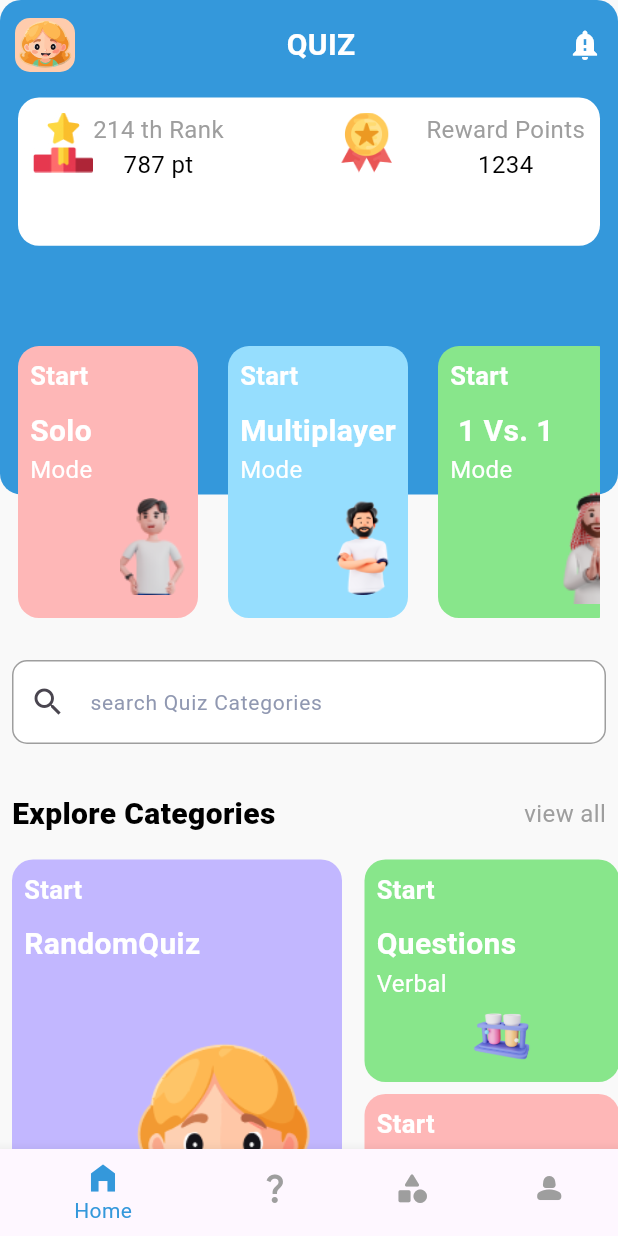
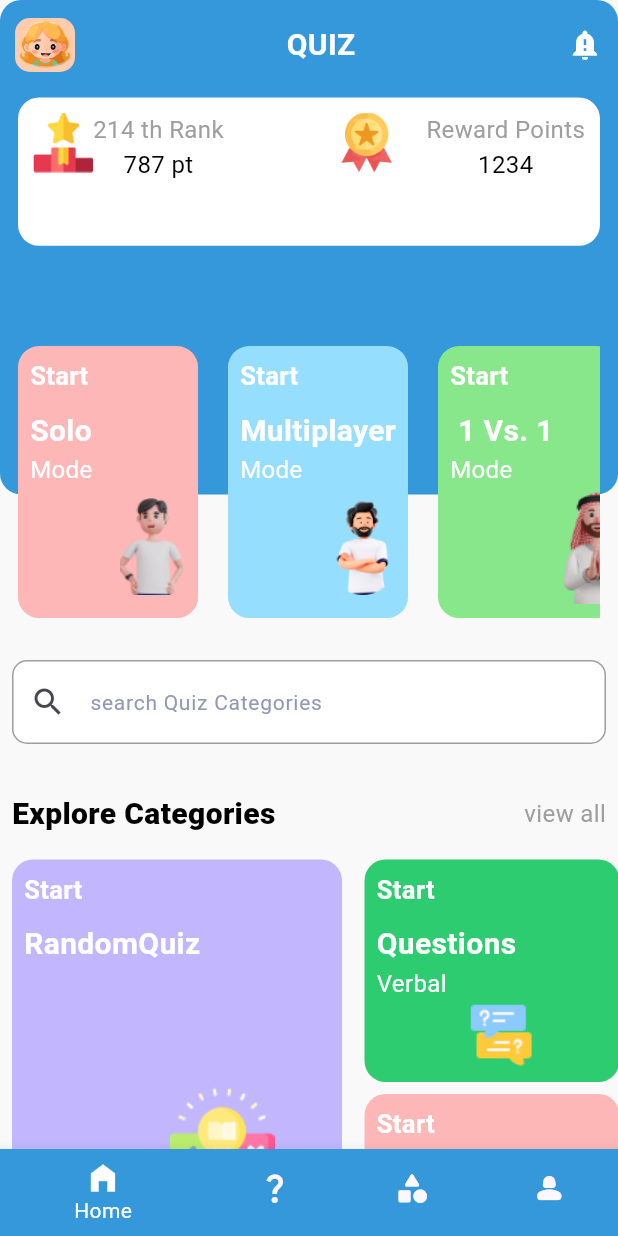
Before and after one commit to mahmoudrabie97/quiz_APP, a Flutter app: the RootHomePage screen opened directly, on a phone screen of 412 x 824 dp. Run offline on Flutter 3.47's test engine with Material 3 defaults, Android fonts, the phone set to English and light mode, and no system bars; our stand-ins replace flutter_bloc, flutter_svg, shared_preferences; accounts and stored records are empty; project files that could hold a hidden picture were left out.

Commit message:
updates in home view

```diff
--- a/lib/main.dart
+++ b/lib/main.dart
@@ -24,6 +24,7 @@ class MyApp extends StatelessWidget {
     return MaterialApp(
       debugShowCheckedModeBanner: false,
       theme: ThemeData(
+        canvasColor: AppColor.primary,
         scaffoldBackgroundColor: AppColor.primary,
         bottomNavigationBarTheme: const BottomNavigationBarThemeData(
           backgroundColor: AppColor.primary,
@@ -33,3 +34,7 @@ class MyApp extends StatelessWidget {
     );
   }
 }
+// theme: new ThemeData(
+//         primarySwatch: Colors.blue,
+//         canvasColor: Colors.green
+//       ),
--- a/lib/pages/home_quize_page/root_homepage.dart
+++ b/lib/pages/home_quize_page/root_homepage.dart
@@ -32,9 +32,11 @@ class _RootHomePageState extends State<RootHomePage> {
 
   Widget buildBottomNavBar() {
     return BottomNavigationBar(
-      selectedItemColor: AppColor.primary,
-      unselectedItemColor: Colors.grey,
-      backgroundColor: Colors.amber,
+      backgroundColor : AppColor.whiteColor,
+      fixedColor: AppColor.whiteColor,
+     // selectedItemColor: AppColor.primary,
+
+
       currentIndex: currentindex,
       onTap: (value) {
         setState(() {
--- a/lib/pages/home_quize_page/widgets/categories_item_widget.dart
+++ b/lib/pages/home_quize_page/widgets/categories_item_widget.dart
@@ -1,5 +1,7 @@
 import 'package:flutter/material.dart';
 import 'package:quizapp/pages/home_quize_page/widgets/customcontainermode.dart';
+import 'package:quizapp/utilites/appcolors.dart';
+import 'package:quizapp/utilites/assets.dart';
 
 class CustomCategriesItem extends StatelessWidget {
   const CustomCategriesItem({
@@ -18,7 +20,7 @@ class CustomCategriesItem extends StatelessWidget {
             starttext: 'Start',
             modetext2: '',
             modetext: 'RandomQuiz',
-            imagestring: 'assets/svg/33.png',
+            imagestring: AssetsData.choose,
             contaunerheight: MediaQuery.of(context).size.height * .38,
             containerwidth: 220,
             isremaintext: true,
@@ -31,11 +33,11 @@ class CustomCategriesItem extends StatelessWidget {
               Column(
                 children: [
                   CustomerContainerMode(
-                    modecolor: const Color(0xff88E68B),
+                    modecolor:AppColor.greenColor,
                     starttext: 'Start',
                     modetext2: 'Verbal',
                     modetext: 'Questions',
-                    imagestring: 'assets/svg/test-tube.png',
+                    imagestring: AssetsData.sport,
                     contaunerheight: MediaQuery.of(context).size.height * .18,
                     containerwidth: 170,
                     isremaintext: true,
@@ -44,11 +46,11 @@ class CustomCategriesItem extends StatelessWidget {
                     height: 8,
                   ),
                   CustomerContainerMode(
-                    modecolor: const Color(0xffFEB7B7),
+                    modecolor: AppColor.pink,
                     starttext: 'Start',
                     modetext2: 'Quantitive',
                     modetext: 'Questions',
-                    imagestring: 'assets/svg/table-globe.png',
+                    imagestring: AssetsData.sport1,
                     contaunerheight: MediaQuery.of(context).size.height * .18,
                     containerwidth: 170,
                     isremaintext: true,
--- a/lib/utilites/appcolors.dart
+++ b/lib/utilites/appcolors.dart
@@ -8,6 +8,7 @@ class AppColor {
   static const lightGreyColor = Color(0xFFBDBDBD);
   static const greenColor = Color(0xff2ECC71);
   static const darkGrey = Color(0xff727C8E);
+  static const pink = Color(0xffFEB7B7);
 
 
 
--- a/lib/utilites/assets.dart
+++ b/lib/utilites/assets.dart
@@ -20,5 +20,8 @@ class AssetsData{
   static const student = 'assets/images/student.png';
   static const old = 'assets/images/old.png';
   static const young = 'assets/images/young.png';
+  static const choose = 'assets/images/choose 1.png';
+  static const sport = 'assets/images/sports.png';
+  static const sport1 = 'assets/images/sports (1).png';
 
 }
```
Also changed, not shown: lib/pages/home_quize_page/widgets/customcontainermode.dart (+9 -4 lines).
